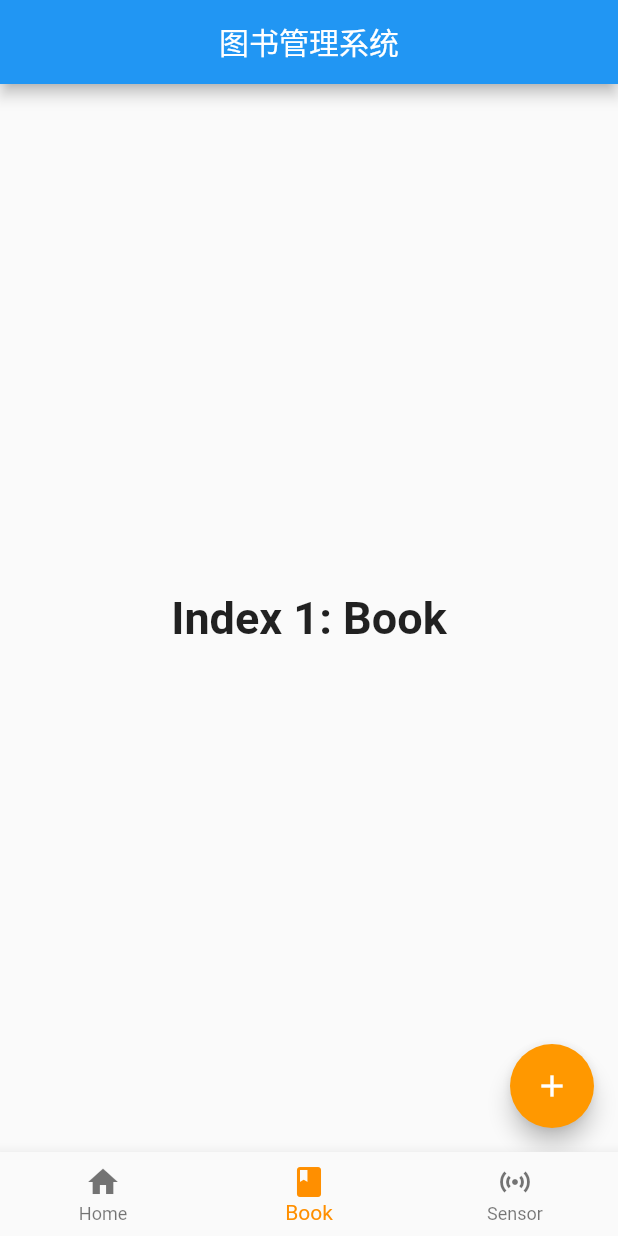
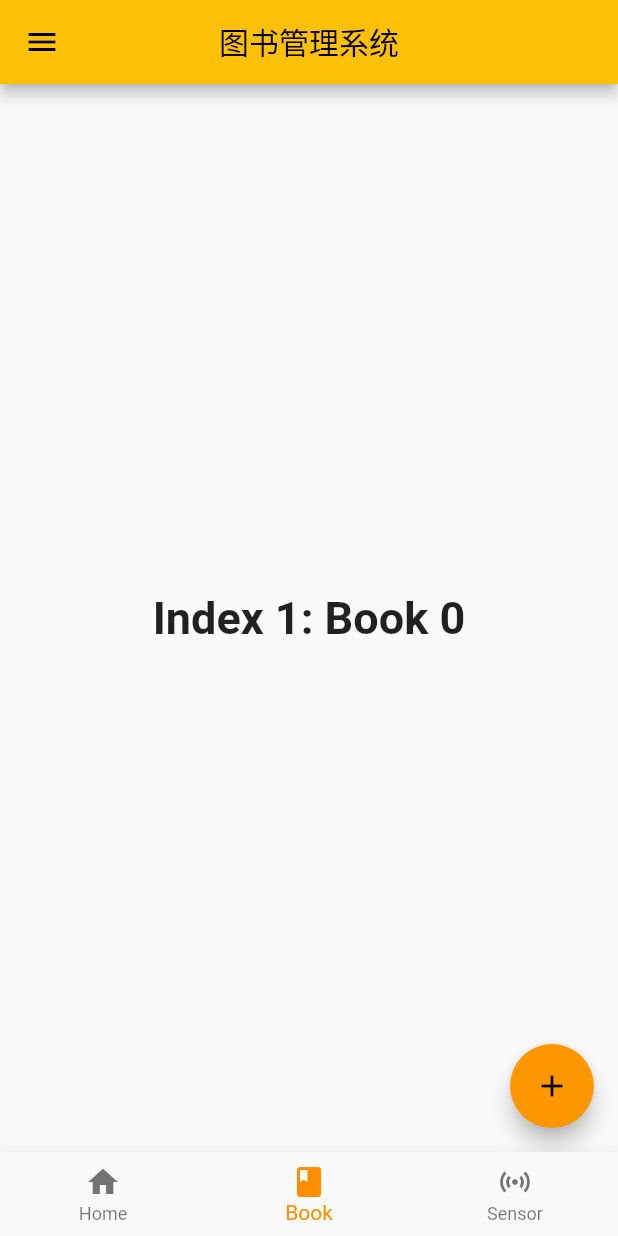
Before and after one commit to Wh0rigin/GraduationProject-Android, a Flutter app: the screen it shows after launch, item 2 of the bottom bar chosen, on a phone screen of 412 x 824 dp. Run offline on Flutter 3.47's test engine with Material 2 defaults, Android fonts, the phone set to English and light mode, and no system bars; our stand-ins replace get.

Commit message:
senser list

```diff
--- /dev/null
+++ b/assets/images/files.txt
@@ -0,0 +1 @@
+static const 1367107945Png = 'assets/images/1367107945.png';
--- a/lib/BookWidget.dart
+++ /dev/null
@@ -1,27 +0,0 @@
-import 'package:flutter/material.dart';
-
-class BookWidget extends StatefulWidget {
-  const BookWidget({super.key});
-
-  @override
-  State<BookWidget> createState() => _BookWidgetState();
-}
-
-class _BookWidgetState extends State<BookWidget> {
-  static const TextStyle optionStyle =
-      TextStyle(fontSize: 30, fontWeight: FontWeight.bold);
-  @override
-  Widget build(BuildContext context) {
-    return Scaffold(
-        body: const Center(
-            child: Text(
-          'Index 1: Book',
-          style: optionStyle,
-        )),
-        floatingActionButton: FloatingActionButton(
-          onPressed: () {},
-          backgroundColor: Colors.orange,
-          child: const Icon(Icons.add),
-        ));
-  }
-}
--- /dev/null
+++ b/lib/MyApp.dart
@@ -0,0 +1,21 @@
+import 'package:get/get.dart';
+
+import 'frames/NavStatfulWidget.dart';
+import "package:flutter/material.dart";
+
+class MyApp extends StatelessWidget {
+  const MyApp({super.key});
+
+  static const String _title = "图书管理系统";
+
+  @override
+  Widget build(BuildContext context) {
+    return GetMaterialApp(
+        title: _title,
+        color: Colors.white,
+        theme: ThemeData(primarySwatch: Colors.amber),
+        darkTheme: ThemeData(primarySwatch: Colors.grey),
+        debugShowCheckedModeBanner: false,
+        home: const NavStatfulWidget());
+  }
+}
--- /dev/null
+++ b/lib/assets.dart
@@ -0,0 +1,3 @@
+class AssetsImages {
+  static const i1367107945Png = 'assets/images/1367107945.png';
+}
--- a/lib/NavStatfulWidget.dart
+++ b/lib/frames/NavStatfulWidget.dart
@@ -1,5 +1,7 @@
+import 'package:flutter/gestures.dart';
 import "package:flutter/material.dart";
-import 'package:graduation_project/BookWidget.dart';
+import 'package:graduation_project/pages/SensorPage.dart';
+import '../pages/BookPage.dart';
 
 class NavStatfulWidget extends StatefulWidget {
   const NavStatfulWidget({super.key});
@@ -18,11 +20,8 @@ class _NavStatfulWidgetState extends State<NavStatfulWidget> {
       'Index 0: Home',
       style: optionStyle,
     ),
-    const BookWidget(),
-    const Text(
-      'Index 2: Sensor',
-      style: optionStyle,
-    ),
+    const BookPage(),
+    const SensorPage(),
   ];
 
   void _onItemTapped(int index) {
@@ -38,6 +37,39 @@ class _NavStatfulWidgetState extends State<NavStatfulWidget> {
         title: const Text(_title),
         centerTitle: true,
       ),
+      drawer: Drawer(
+        child: ListView(
+          padding: EdgeInsets.zero,
+          children: const <Widget>[
+            DrawerHeader(
+              decoration: BoxDecoration(
+                color: Colors.amber,
+              ),
+              child: Text(
+                'Drawer Header',
+                style: TextStyle(
+                  color: Colors.white,
+                  fontSize: 24,
+                ),
+              ),
+            ),
+            ListTile(
+              leading: Icon(Icons.message),
+              title: Text('Messages'),
+            ),
+            ListTile(
+              leading: Icon(Icons.account_circle),
+              title: Text('Profile'),
+            ),
+            ListTile(
+              leading: Icon(Icons.settings),
+              title: Text('Settings'),
+            ),
+          ],
+        ),
+      ),
+      drawerDragStartBehavior: DragStartBehavior.start,
+      primary: true,
       body: Center(
         child: _widgetOptions.elementAt(_selectedIndex),
       ),
--- a/lib/main.dart
+++ b/lib/main.dart
@@ -1,27 +1,6 @@
-// Copyright 2019 The Flutter team. All rights reserved.
-// Use of this source code is governed by a BSD-style license that can be
-// found in the LICENSE file.
 import "package:flutter/material.dart";
-import 'NavStatfulWidget.dart';
+import 'MyApp.dart';
 
 void main(List<String> args) {
   runApp(const MyApp());
 }
-
-class MyApp extends StatefulWidget {
-  const MyApp({super.key});
-
-  @override
-  State<MyApp> createState() => _MyAppState();
-}
-
-class _MyAppState extends State<MyApp> {
-  static const String _title = '图书管理系统';
-  @override
-  Widget build(BuildContext context) {
-    return const MaterialApp(
-        title: _title,
-        debugShowCheckedModeBanner: false,
-        home: NavStatfulWidget());
-  }
-}
--- /dev/null
+++ b/lib/pages/BookPage.dart
@@ -0,0 +1,35 @@
+import 'package:flutter/material.dart';
+
+class BookPage extends StatefulWidget {
+  const BookPage({super.key});
+
+  @override
+  State<BookPage> createState() => _BookPageState();
+}
+
+class _BookPageState extends State<BookPage> {
+  static int count = 0;
+  static const TextStyle optionStyle =
+      TextStyle(fontSize: 30, fontWeight: FontWeight.bold);
+
+  void _onPressed() {
+    setState(() {
+      count++;
+      ScaffoldMessenger.of(context)
+          .showSnackBar(const SnackBar(content: Text("Hello")));
+    });
+  }
+
+  @override
+  Widget build(BuildContext context) {
+    return Scaffold(
+        body: Center(
+          child: Text('Index 1: Book $count', style: optionStyle),
+        ),
+        floatingActionButton: FloatingActionButton(
+          onPressed: _onPressed,
+          backgroundColor: Colors.orange,
+          child: const Icon(Icons.add),
+        ));
+  }
+}
```
Also changed, not shown: lib/components/ActuatorCard.dart (added, +35 -0 lines), lib/components/SensorCard.dart (added, +25 -0 lines), lib/pages/SensorPage.dart (added, +50 -0 lines), lib/utils/utils.dart (added, +29 -0 lines), pubspec.yaml (+7 -1 lines), assets/images/1367107945.png (added), assets/images/2.0x/1367107945.png (added), assets/images/3.0x/1367107945.png (added), pubspec.lock.
